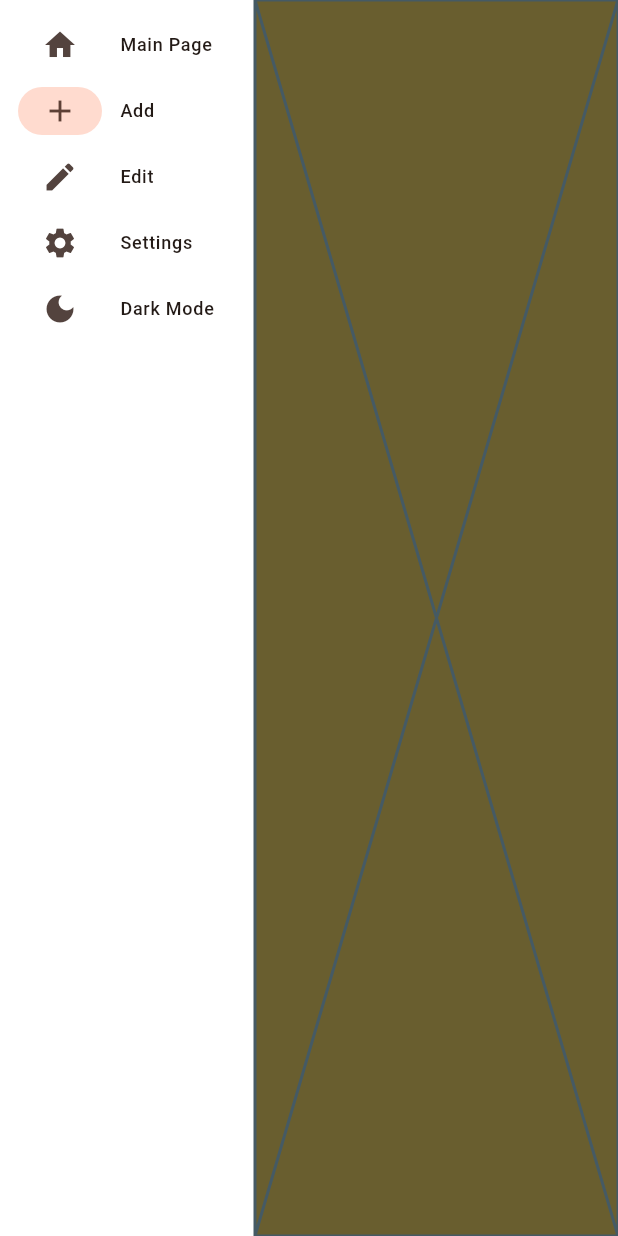
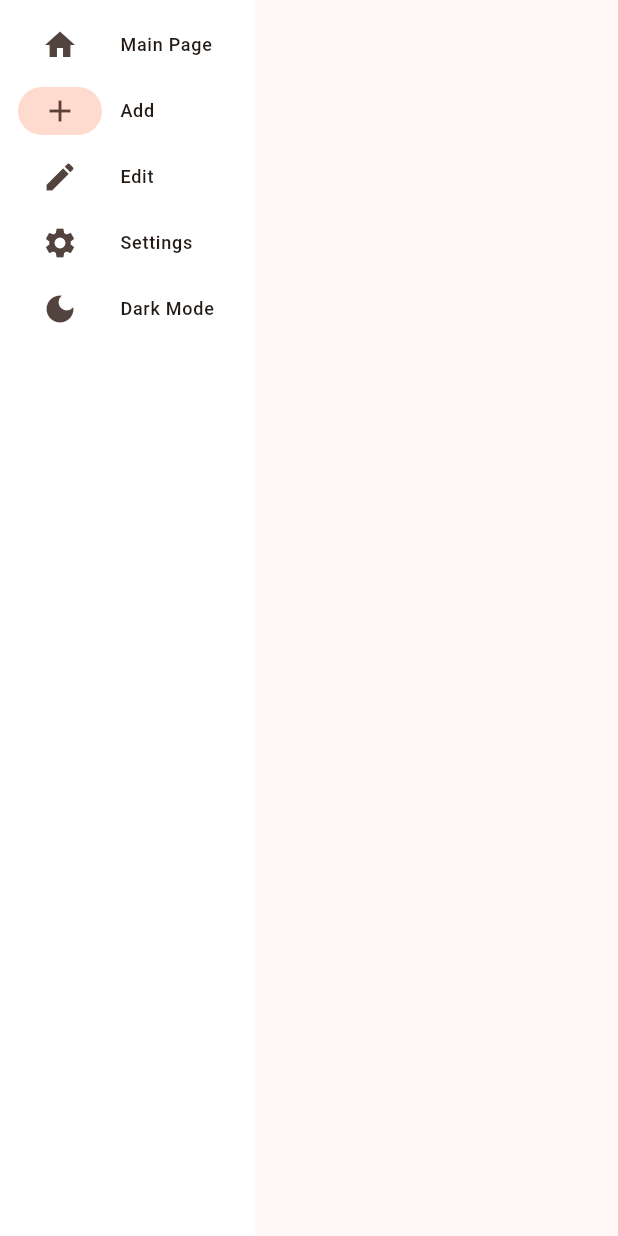
Before and after one commit to koloiyolo/flutter_dessktop_template, a Flutter app: the screen it shows after launch, after a tap on "Add", on a phone screen of 412 x 824 dp. Run offline on Flutter 3.47's test engine with Material 2 defaults, Android fonts, the phone set to English and light mode, and no system bars.

Commit message:
Initialized missing pages, dark mode wip

```diff
--- /dev/null
+++ b/lib/add.dart
@@ -0,0 +1,17 @@
+import 'package:flutter/material.dart';
+import 'package:flutter/src/widgets/framework.dart';
+import 'package:flutter/src/widgets/placeholder.dart';
+
+class AddPage extends StatefulWidget {
+  const AddPage({super.key});
+
+  @override
+  State<AddPage> createState() => _AddPageState();
+}
+
+class _AddPageState extends State<AddPage> {
+  @override
+  Widget build(BuildContext context) {
+    return const Scaffold();
+  }
+}
--- a/lib/globals.dart
+++ b/lib/globals.dart
@@ -6,5 +6,9 @@ import 'package:flutter/material.dart';
 
 var thememode = ThemeMode.light;
 var textSize = 17.0; // small
+var lightModeSeed = const Color.fromARGB(255, 189, 82, 39);
+var lightModeBackground = const Color.fromARGB(129, 255, 127, 42);
+var darkModeSeed = const Color.fromARGB(255, 189, 82, 39);
+var darkModeBackground = const Color.fromARGB(129, 255, 127, 42);
 var backgroundColor = Color.fromARGB(129, 255, 127, 42);
-var seedColor = const Color.fromARGB(255, 189, 82, 39);
+var seedColor =Color.fromARGB(255, 189, 82, 39);
--- /dev/null
+++ b/lib/home.dart
@@ -0,0 +1,17 @@
+import 'package:flutter/material.dart';
+import 'package:flutter/src/widgets/framework.dart';
+import 'package:flutter/src/widgets/placeholder.dart';
+
+class HomePage extends StatefulWidget {
+  const HomePage({super.key});
+
+  @override
+  State<HomePage> createState() => _HomePageState();
+}
+
+class _HomePageState extends State<HomePage> {
+  @override
+  Widget build(BuildContext context) {
+    return const Scaffold();
+  }
+}
--- a/lib/main.dart
+++ b/lib/main.dart
@@ -1,4 +1,7 @@
 import 'package:flutter/material.dart';
+import 'package:flutter_dessktop_template/add.dart';
+import 'package:flutter_dessktop_template/edit.dart';
+import 'package:flutter_dessktop_template/home.dart';
 import 'package:flutter_dessktop_template/settings.dart';
 import 'package:provider/provider.dart';
 import 'globals.dart' as globals;
@@ -53,22 +56,22 @@ class _NavBarState extends State<NavBar> {
   @override
   Widget build(BuildContext context) {
 
-    Widget page = const Placeholder();
+    Widget page = const HomePage();
     switch(index){
       case 0:
-        page = const Placeholder();
+        page = const HomePage();
         lastSelected = 0;
       break;
       case 1:
-        page = const Placeholder();
+        page = const AddPage();
         lastSelected = 1;
       break;
       case 2:
-        page = const Placeholder();
+        page = const EditPage();
         lastSelected = 2;
       break;
       case 3:
-        page = const Settings();
+        page = const SettingsPage();
         lastSelected = 3;
       break;
       case 4:
@@ -76,10 +79,14 @@ class _NavBarState extends State<NavBar> {
           darkLightModeIcon = const Icon(Icons.light_mode);
           darkLightModeText = const Text('Light Mode');
           darkModeToggle = 1;
+          globals.seedColor = globals.darkModeSeed;
+          globals.backgroundColor = globals.darkModeBackground;
           }else{
             darkLightModeIcon = const Icon(Icons.dark_mode);
             darkLightModeText = const Text('Dark Mode');
             darkModeToggle = 0;
+            globals.seedColor = globals.lightModeSeed;
+            globals.backgroundColor=globals.lightModeBackground;
           }
 
       break;
```
Also changed, not shown: lib/edit.dart (added, +17 -0 lines), lib/settings.dart (+4 -4 lines).
